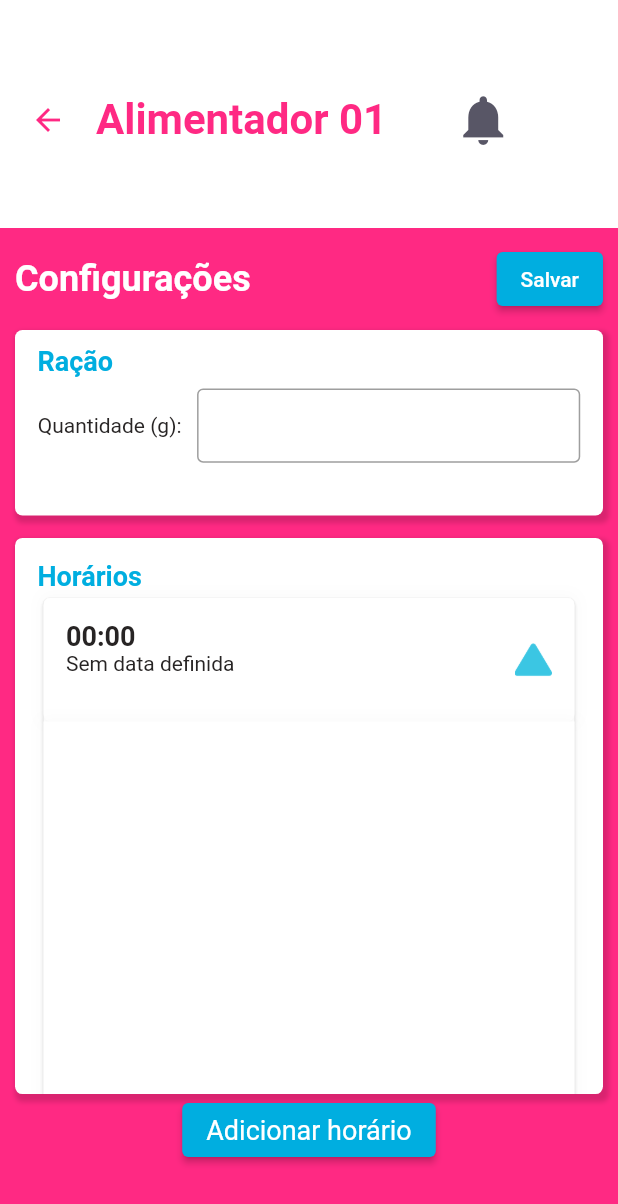
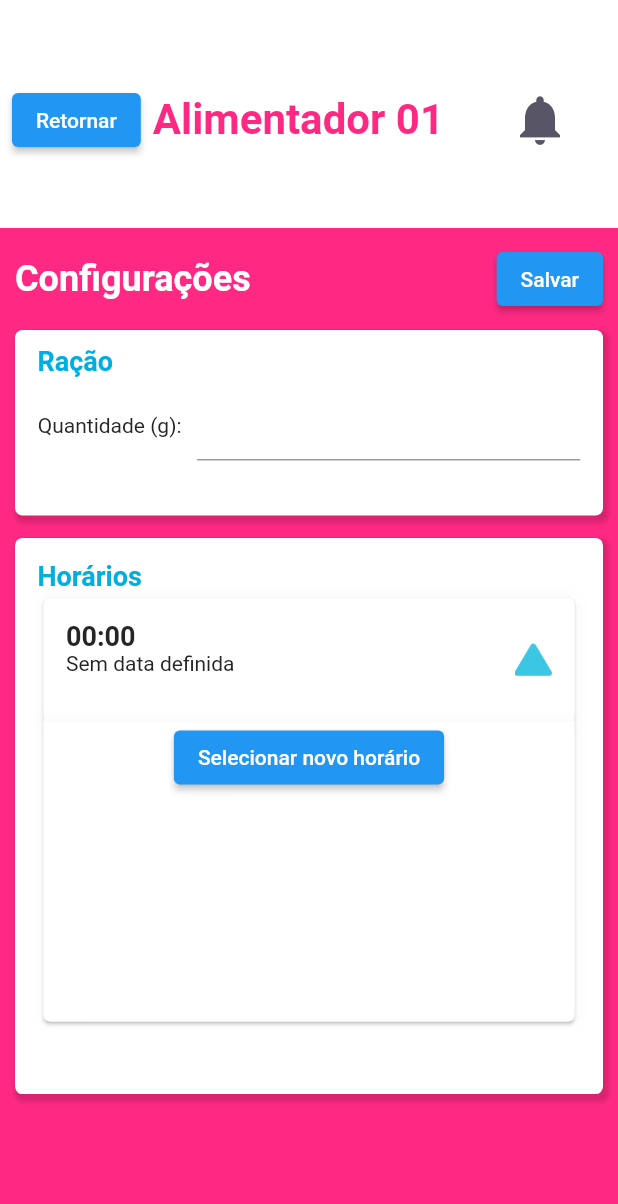
Before and after one commit to MateusLim4/PetEat, a Flutter app: the ConfigPage screen opened by its route, after a tap on "Salvar", on a phone screen of 412 x 824 dp. Shown: the top 1204 px of the screen. Run offline on Flutter 3.47's test engine with Material 2 defaults, Android fonts, the phone set to English and light mode, and no system bars; our stand-ins replace firebase_core, google_fonts, google_sign_in, shared_preferences; missing offline and left inert: firebase_core_web, google_sign_in_web, shared_preferences_web; accounts and stored records are empty; Roboto replaces fonts that are missing (Sunflower).

Commit message:
relógio

```diff
--- a/peteat/lib/modules/config/config_page.dart
+++ b/peteat/lib/modules/config/config_page.dart
@@ -1,7 +1,7 @@
 import 'package:flutter/material.dart';
-import 'package:peteat/modules/models/user_model.dart';
 import 'package:peteat/share/presets/app_colors.dart';
 import 'package:peteat/share/presets/app_text_style.dart';
+import 'package:peteat/share/widgets/my-globals.dart';
 import 'package:peteat/share/widgets/time_widget.dart';
 
 class ConfigPage extends StatefulWidget {
@@ -15,6 +15,12 @@ class _ConfigPageState extends State<ConfigPage> {
   @override
   Widget build(BuildContext context) {
     final size = MediaQuery.of(context).size;
+
+    TextEditingController _controller = TextEditingController();
+
+    void quantAlimento() {
+      food = _controller.text;
+    }
 
     return Scaffold(
         appBar: PreferredSize(
@@ -32,9 +38,12 @@ class _ConfigPageState extends State<ConfigPage> {
                     child: Row(
                         mainAxisAlignment: MainAxisAlignment.spaceBetween,
                         children: [
-                          BackButton(
-                            color: AppColors.primary,
-                          ),
+                          ElevatedButton(
+                              onPressed: () {
+                                Navigator.pushReplacementNamed(
+                                    context, "/login");
+                              },
+                              child: const Text('Retornar')),
                           Padding(
                             padding:
                                 const EdgeInsets.only(left: 8.0, right: 25),
@@ -67,11 +76,16 @@ class _ConfigPageState extends State<ConfigPage> {
                       style: TextStyles.titleHomeThin,
                     ),
                     ElevatedButton(
-                        onPressed: () {},
-                        child: const Text('Salvar'),
-                        style: ButtonStyle(
-                            backgroundColor: MaterialStateProperty.all(
-                                AppColors.secondary))),
+                      onPressed: () {
+                        quantAlimento();
+                        Navigator.pushReplacement(
+                            context,
+                            MaterialPageRoute(
+                                builder: (BuildContext context) =>
+                                    super.widget));
+                      },
+                      child: const Text('Salvar'),
+                    )
                   ],
                 ),
                 Padding(
@@ -113,12 +127,12 @@ class _ConfigPageState extends State<ConfigPage> {
                                   SizedBox(
                                     height: size.height * 0.06,
                                     width: size.width * 0.62,
-                                    child: const TextField(
+                                    child: TextField(
                                       keyboardType: TextInputType.number,
+                                      // controller:
                                       decoration: InputDecoration(
-                                        border: OutlineInputBorder(),
-                                        labelText: '',
-                                      ),
+                                          // labelText: food,
+                                          ),
                                     ),
                                   )
                                 ],
@@ -162,13 +176,6 @@ class _ConfigPageState extends State<ConfigPage> {
                     ),
                   ),
                 ),
-                ElevatedButton(
-                    onPressed: () {},
-                    child:
-                        Text('Adicionar horário', style: TextStyles.textWhite),
-                    style: ButtonStyle(
-                        backgroundColor:
-                            MaterialStateProperty.all(AppColors.secondary)))
               ],
             ),
           ),
--- /dev/null
+++ b/peteat/lib/share/widgets/clock.dart
@@ -0,0 +1,39 @@
+import 'package:flutter/cupertino.dart';
+import 'package:flutter/material.dart';
+import 'package:peteat/share/widgets/my-globals.dart';
+
+class ClockWidget extends StatefulWidget {
+  @override
+  _ClockWidgetState createState() {
+    return _ClockWidgetState();
+  }
+}
+
+class _ClockWidgetState extends State<ClockWidget> {
+  TimeOfDay selectedTime = TimeOfDay.now();
+
+  @override
+  Widget build(BuildContext context) {
+    return ElevatedButton(
+      onPressed: () {
+        selectTime(context);
+      },
+      child: Text("Selecionar novo horário"),
+    );
+  }
+
+  selectTime(BuildContext context) async {
+    final TimeOfDay? timeOfDay = await showTimePicker(
+      context: context,
+      initialTime: selectedTime,
+      initialEntryMode: TimePickerEntryMode.dial,
+    );
+    if (timeOfDay != null && timeOfDay != selectedTime) {
+      setState(() {
+        var selectedTime = timeOfDay;
+        hours = timeOfDay.hour;
+        minutes = timeOfDay.minute;
+      });
+    }
+  }
+}
--- /dev/null
+++ b/peteat/lib/share/widgets/hours_little.dart
@@ -0,0 +1,33 @@
+// ignore_for_file: unnecessary_brace_in_string_interps
+
+import 'package:flutter/material.dart';
+import 'package:peteat/share/presets/app_text_style.dart';
+import 'package:peteat/share/widgets/my-globals.dart';
+
+class HourClass extends StatefulWidget {
+  const HourClass({Key? key}) : super(key: key);
+
+  @override
+  State<HourClass> createState() => _HourClassState();
+}
+
+class _HourClassState extends State<HourClass> {
+  @override
+  Widget build(BuildContext context) {
+    var localHours = hours;
+    var localMinutes = minutes;
+    var text = '${localHours}:${localMinutes}';
+
+    if ((localHours! > 9) && (localMinutes! > 9)) {
+      text = '${localHours}:${localMinutes}';
+    } else if ((localHours <= 9) && (localMinutes! <= 9)) {
+      text = '0${localHours}:0${localMinutes}';
+    } else if ((localHours > 9) && (localMinutes! <= 9)) {
+      text = '${localHours}:0${localMinutes}';
+    } else if ((localHours <= 9) && (localMinutes! > 9)) {
+      text = '0${localHours}:${localMinutes}';
+    }
+
+    return Text(text, style: TextStyles.textBlack);
+  }
+}
--- /dev/null
+++ b/peteat/lib/share/widgets/my-globals.dart
@@ -0,0 +1,5 @@
+library globals;
+
+int? hours = 0;
+int? minutes = 0;
+String? food = '0';
--- a/peteat/lib/share/widgets/time_widget.dart
+++ b/peteat/lib/share/widgets/time_widget.dart
@@ -1,6 +1,10 @@
 import 'package:flutter/material.dart';
 import 'package:peteat/share/presets/app_colors.dart';
 import 'package:peteat/share/presets/app_text_style.dart';
+import 'package:peteat/share/widgets/clock.dart';
+
+import 'checkbox.dart';
+import 'hours_little.dart';
 
 class TimeWidget extends StatefulWidget {
   const TimeWidget({Key? key}) : super(key: key);
@@ -11,7 +15,18 @@ class TimeWidget extends StatefulWidget {
 
 class _TimeWidgetState extends State<TimeWidget> {
   @override
-  double _animatedHeight = 300;
+  Future<void> _show() async {
+    String? _selectedTime;
+    final TimeOfDay? result =
+        await showTimePicker(context: context, initialTime: TimeOfDay.now());
+    if (result != null) {
+      setState(() {
+        _selectedTime = result.format(context);
+      });
+    }
+  }
+
+  double _animatedHeight = 200;
 
   @override
   Widget build(BuildContext context) {
@@ -48,7 +63,7 @@ class _TimeWidgetState extends State<TimeWidget> {
                       Column(
                         crossAxisAlignment: CrossAxisAlignment.start,
                         children: [
-                          Text('00:00', style: TextStyles.textBlack),
+                          HourClass(),
                           Text('Sem data definida',
                               style: TextStyles.textBlackLight),
                         ],
@@ -66,7 +81,7 @@ class _TimeWidgetState extends State<TimeWidget> {
                 height: size.height * 2,
                 width: size.width,
                 decoration: BoxDecoration(
-                borderRadius: BorderRadius.only(
+                  borderRadius: const BorderRadius.only(
                       bottomLeft: Radius.circular(5),
                       bottomRight: Radius.circular(5)),
                   color: AppColors.titleWhite,
@@ -79,7 +94,14 @@ class _TimeWidgetState extends State<TimeWidget> {
                     ),
                   ],
                 ),
+                child: Column(
+                  children: [
+                    Row(
+                      children: [],
                     ),
+                    ClockWidget(),
+                  ],
+                )),
             height: _animatedHeight,
           )
         ],
--- a/peteat/pubspec.yaml
+++ b/peteat/pubspec.yaml
@@ -29,7 +29,7 @@ environment:
 dependencies:
   flutter:
     sdk: flutter
-
+  sqflite:
 
   # The following adds the Cupertino Icons font to your application.
   # Use with the CupertinoIcons class for iOS style icons.
```
Also changed, not shown: peteat/lib/modules/home/home2.dart (+8 -9 lines), peteat/lib/share/widgets/checkbox.dart (added, +39 -0 lines), peteat/lib/share/widgets/hours_big.dart (added, +41 -0 lines), peteat/pubspec.lock, 3 other files. Lines whose indentation alone changed are shown as unchanged.
